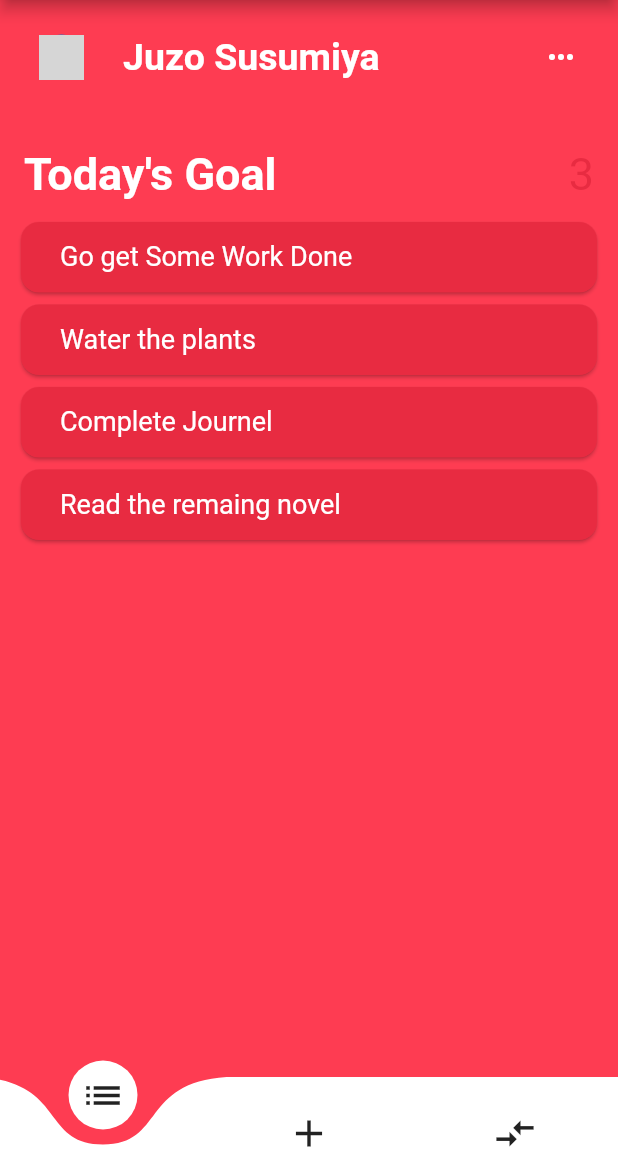
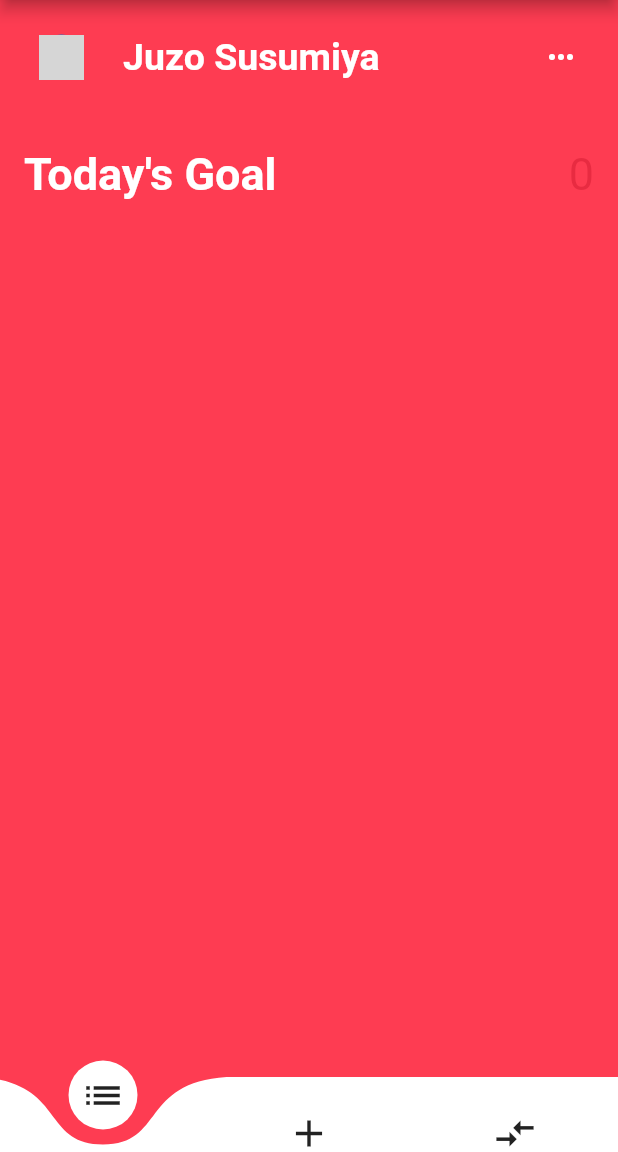
Before and after one commit to aushwin/Line-Up, a Flutter app: the screen it shows after launch, on a phone screen of 412 x 824 dp, the part 84-1236 px from its top. Run offline on Flutter 3.47's test engine with Material 2 defaults, Android fonts, the phone set to English and light mode, and no system bars; drawn by our look-alikes of curved_navigation_bar; missing offline and left inert: flutter_beautiful_popup, quotes; network calls fail; grey boxes are pictures that could not be loaded.

Commit message:
MainScreen Ui Almost Complete

```diff
--- a/lib/constants.dart
+++ b/lib/constants.dart
@@ -17,7 +17,7 @@ CurvedNavigationBar buildCurvedNavigationBar(Function onPressed) {
       height: 50,
       onTap: onPressed,
       animationDuration: Duration(
-        milliseconds: 100,
+        milliseconds: 600,
       ));
 }
 
--- a/lib/screens/main_screen.dart
+++ b/lib/screens/main_screen.dart
@@ -4,6 +4,7 @@ import 'package:line_up/constants.dart';
 import 'package:quotes/quotes.dart';
 
 bool checkMark = false;
+String input = '';
 
 class MainScreen extends StatefulWidget {
   @override
@@ -16,15 +17,12 @@ class _MainScreenState extends State<MainScreen> {
   @override
   void initState() {
     super.initState();
-    todos.add('Go get Some Work Done');
-    todos.add('Water the plants');
-    todos.add('Complete Journel');
-    todos.add('Read the remaing novel');
   }
 
   @override
   Widget build(BuildContext context) {
     return Scaffold(
+      resizeToAvoidBottomPadding: false,
       bottomNavigationBar: buildCurvedNavigationBar((value) {
         final popup = BeautifulPopup(
           context: context,
@@ -36,7 +34,9 @@ class _MainScreenState extends State<MainScreen> {
             mainAxisAlignment: MainAxisAlignment.center,
             children: [
               TextField(
+                style: TextStyle(color: Colors.white, fontSize: 18),
                 decoration: buildInputDecoration(),
+                onChanged: (value) => input = value,
               ),
               SizedBox(
                 height: 20,
@@ -49,7 +49,14 @@ class _MainScreenState extends State<MainScreen> {
             ],
           ),
           actions: [
-            popup.button(label: 'Add', onPressed: () {}),
+            popup.button(
+                label: 'Add',
+                onPressed: () {
+                  setState(() {
+                    todos.add(input);
+                  });
+                  Navigator.pop(context);
+                }),
             popup.button(
               label: 'Close',
               onPressed: Navigator.of(context).pop,
@@ -67,7 +74,8 @@ class _MainScreenState extends State<MainScreen> {
         ),
         backgroundColor: Colors.redAccent.shade400,
       ),
-      body: Column(
+      body: SingleChildScrollView(
+        child: Column(
           children: [
             Padding(
               padding: EdgeInsets.all(10),
@@ -93,6 +101,7 @@ class _MainScreenState extends State<MainScreen> {
             ),
             Padding(
               padding: EdgeInsets.symmetric(vertical: 12, horizontal: 0),
+              child: Expanded(
                 child: Column(
                   crossAxisAlignment: CrossAxisAlignment.start,
                   children: [
@@ -105,13 +114,17 @@ class _MainScreenState extends State<MainScreen> {
                               fontWeight: FontWeight.bold),
                         ),
                         trailing: Text(
-                      '3',
-                      style: TextStyle(color: Color(kRedDark), fontSize: 30),
+                          '${todos.length}',
+                          style:
+                              TextStyle(color: Color(kRedDark), fontSize: 30),
                         )),
                     //creating list view
-                Padding(
+                    Container(
+                      height: MediaQuery.of(context).size.height * 0.60,
+                      child: Padding(
                         padding: EdgeInsets.symmetric(horizontal: 10),
                         child: ListView.builder(
+                          scrollDirection: Axis.vertical,
                           shrinkWrap: true,
                           itemCount: todos.length,
                           itemBuilder: (BuildContext context, int index) {
@@ -135,14 +148,18 @@ class _MainScreenState extends State<MainScreen> {
                                     ),
                                   ),
                                 ),
-                          ));
+                              ),
+                            );
                           },
+                        ),
                       ),
                     ),
                   ],
                 ),
               ),
+            ),
           ],
+        ),
       ),
     );
   }
```
Lines whose indentation alone changed are shown as unchanged.
